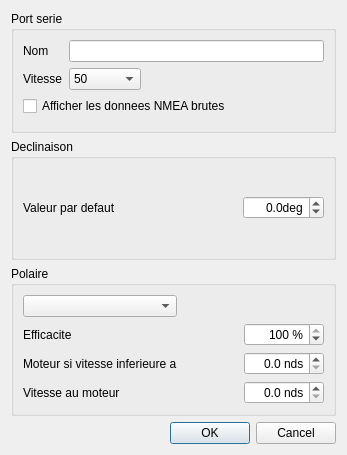
Qt form src/Ui/realBoatConfig.ui (nohal/qtVlm) before a commit.
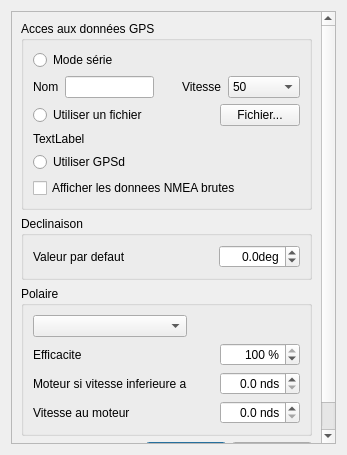
The same form after that commit.

Patch:
```diff
--- a/src/Ui/realBoatConfig.ui
+++ b/src/Ui/realBoatConfig.ui
@@ -15,32 +15,72 @@
   </property>
   <layout class="QVBoxLayout" name="verticalLayout_2">
    <item>
+    <widget class="QScrollArea" name="scrollArea">
+     <property name="widgetResizable">
+      <bool>true</bool>
+     </property>
+     <widget class="QWidget" name="scrollAreaWidgetContents">
+      <property name="geometry">
+       <rect>
+        <x>0</x>
+        <y>0</y>
+        <width>327</width>
+        <height>435</height>
+       </rect>
+      </property>
+      <layout class="QVBoxLayout" name="verticalLayout_3">
+       <item>
     <widget class="QGroupBox" name="groupBox">
      <property name="title">
-      <string>Port serie</string>
-     </property>
-     <layout class="QFormLayout" name="formLayout">
-      <property name="fieldGrowthPolicy">
-       <enum>QFormLayout::ExpandingFieldsGrow</enum>
-      </property>
-      <item row="0" column="0">
+          <string>Acces aux données GPS</string>
+         </property>
+         <layout class="QVBoxLayout" name="verticalLayout">
+          <item>
+           <widget class="QRadioButton" name="rdSerial">
+            <property name="text">
+             <string>Mode série</string>
+            </property>
+           </widget>
+          </item>
+          <item>
+           <layout class="QHBoxLayout" name="horizontalLayout_4">
+            <item>
+             <layout class="QHBoxLayout" name="horizontalLayout">
+              <item>
        <widget class="QLabel" name="label">
         <property name="text">
          <string>Nom</string>
         </property>
        </widget>
       </item>
-      <item row="0" column="1">
+              <item>
        <widget class="QLineEdit" name="serialName"/>
       </item>
-      <item row="1" column="0">
+             </layout>
+            </item>
+            <item>
+             <spacer name="horizontalSpacer_5">
+              <property name="orientation">
+               <enum>Qt::Horizontal</enum>
+              </property>
+              <property name="sizeHint" stdset="0">
+               <size>
+                <width>40</width>
+                <height>20</height>
+               </size>
+              </property>
+             </spacer>
+            </item>
+            <item>
+             <layout class="QHBoxLayout" name="horizontalLayout_3">
+              <item>
        <widget class="QLabel" name="label_2">
         <property name="text">
          <string>Vitesse</string>
         </property>
        </widget>
       </item>
-      <item row="1" column="1">
+              <item>
        <widget class="QComboBox" name="baudRate">
         <item>
          <property name="text">
@@ -154,7 +194,56 @@
         </item>
        </widget>
       </item>
-      <item row="2" column="0" colspan="2">
+             </layout>
+            </item>
+           </layout>
+          </item>
+          <item>
+           <layout class="QHBoxLayout" name="horizontalLayout_5">
+            <item>
+             <widget class="QRadioButton" name="rdFile">
+              <property name="text">
+               <string>Utiliser un fichier</string>
+              </property>
+             </widget>
+            </item>
+            <item>
+             <spacer name="horizontalSpacer_6">
+              <property name="orientation">
+               <enum>Qt::Horizontal</enum>
+              </property>
+              <property name="sizeHint" stdset="0">
+               <size>
+                <width>40</width>
+                <height>20</height>
+               </size>
+              </property>
+             </spacer>
+            </item>
+            <item>
+             <widget class="QPushButton" name="btnFile">
+              <property name="text">
+               <string>Fichier...</string>
+              </property>
+             </widget>
+            </item>
+           </layout>
+          </item>
+          <item>
+           <widget class="QLabel" name="lb_fileName">
+            <property name="text">
+             <string>TextLabel</string>
+            </property>
+           </widget>
+          </item>
+          <item>
+           <widget class="QRadioButton" name="rdGPSd">
+            <property name="text">
+             <string>Utiliser GPSd</string>
+            </property>
+           </widget>
+          </item>
+          <item>
        <widget class="QCheckBox" name="displayNMEA">
         <property name="text">
          <string>Afficher les donnees NMEA brutes</string>
@@ -337,6 +426,19 @@
      </layout>
     </widget>
    </item>
+       <item>
+        <spacer name="verticalSpacer">
+         <property name="orientation">
+          <enum>Qt::Vertical</enum>
+         </property>
+         <property name="sizeHint" stdset="0">
+          <size>
+           <width>20</width>
+           <height>5</height>
+          </size>
+         </property>
+        </spacer>
+       </item>
    <item>
     <widget class="QDialogButtonBox" name="buttonBox">
      <property name="orientation">
@@ -349,6 +451,10 @@
    </item>
   </layout>
  </widget>
+    </widget>
+   </item>
+  </layout>
+ </widget>
  <tabstops>
   <tabstop>serialName</tabstop>
   <tabstop>baudRate</tabstop>
```
Left out of the diff: 84 changed lines with no effect on the pictures. Lines whose indentation alone changed are shown as unchanged.
